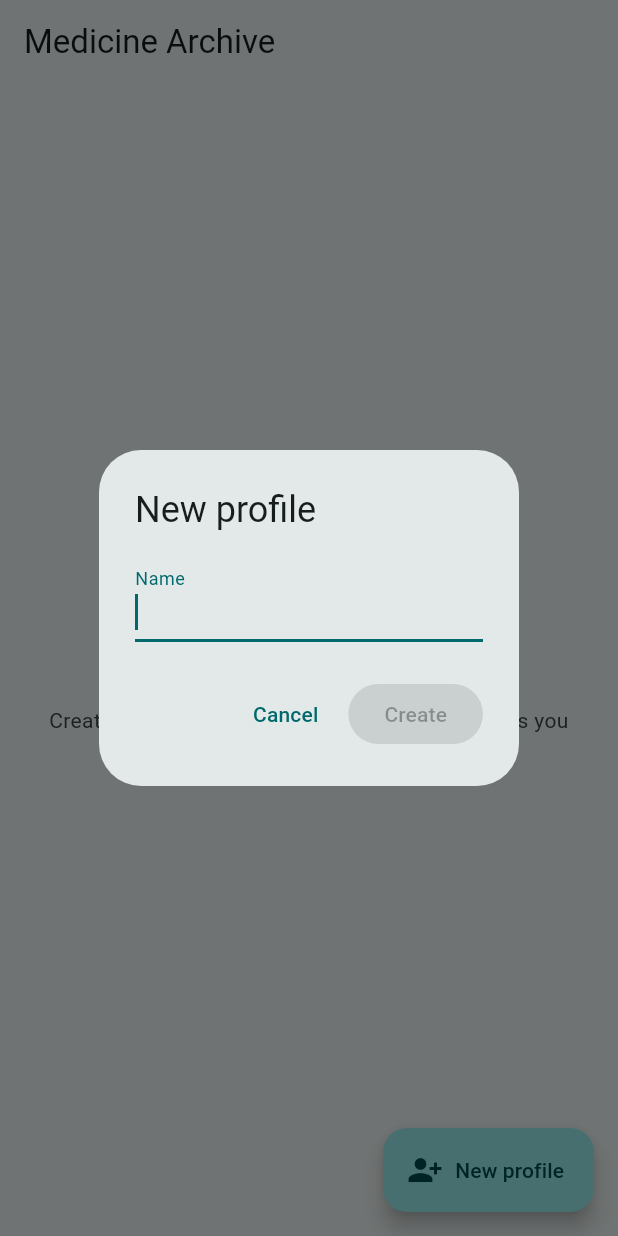
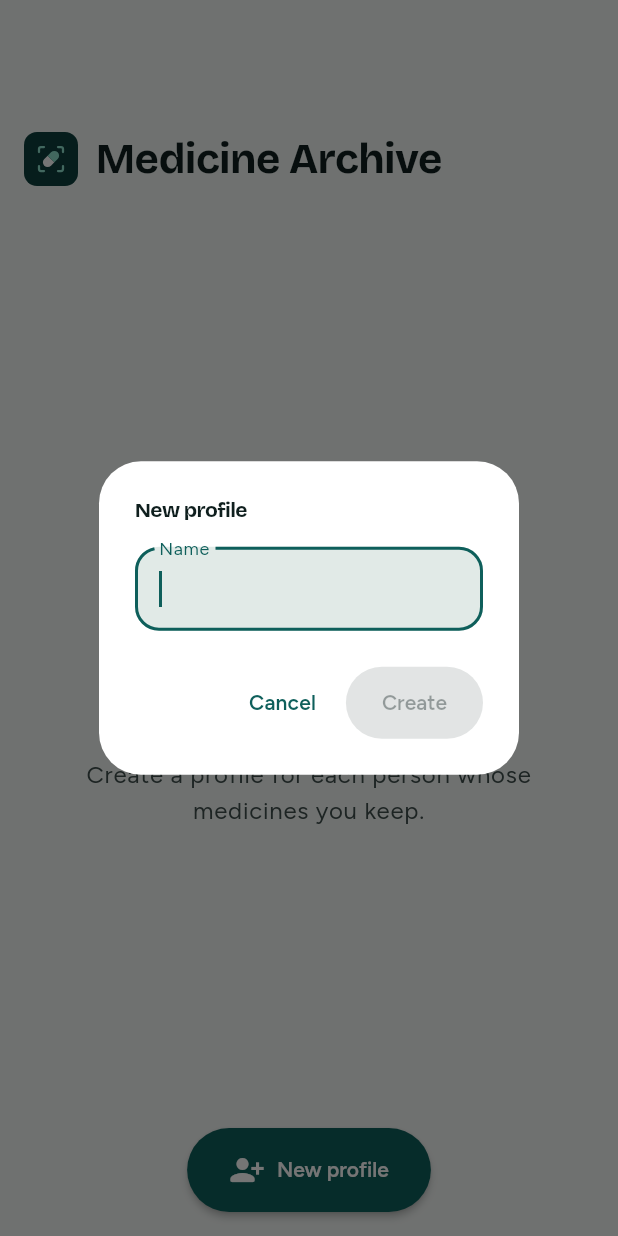
Before and after one commit to fprem/MyProjet, a Flutter app: the screen it shows after launch, after a tap on "New profile", on a phone screen of 412 x 824 dp. Run offline on Flutter 3.47's test engine with Material 3 defaults, Android fonts, the phone set to English and light mode, and no system bars; our stand-ins replace flutter_secure_storage, image_picker; missing offline and left inert: cryptography, google_mlkit_text_recognition.

Commit message:
Redesign the app around the new brand
- Deep teal and mint palette, Bricolage Grotesque headings, Figtree text
- Large collapsing headers with the logo, rounded cards, quantity pills,
  centred pill-shaped main button, filled fields, fade-forward page
  transitions
- Reading state shows a viewfinder with a sweeping scan line, which
  stands still when the system asks for less motion
- Contrast, tap-target and label checks still pass in light and dark

Co-Authored-By: Claude Opus 5.5 <noreply@anthropic.com>
Claude-Session: https://claude.ai/code/session_01QLrjet95xN4iKLTV11ACWQ

```diff
--- a/medicine_archive/lib/app.dart
+++ b/medicine_archive/lib/app.dart
@@ -2,6 +2,7 @@ import 'package:flutter/material.dart';
 
 import 'data/archive_repository.dart';
 import 'scan/photo_scanner.dart';
+import 'ui/brand.dart';
 import 'ui/profiles_screen.dart';
 
 /// Takes a photo and returns its file path, or null if the person cancelled.
@@ -21,16 +22,14 @@ class MedicineArchiveApp extends StatelessWidget {
   final TakePhoto takePhoto;
   final ThemeMode themeMode;
 
-  static const _seed = Color(0xFF00696B);
-
   @override
   Widget build(BuildContext context) {
     return MaterialApp(
       title: 'Medicine Archive',
       debugShowCheckedModeBanner: false,
       themeMode: themeMode,
-      theme: ThemeData(colorSchemeSeed: _seed, useMaterial3: true),
-      darkTheme: ThemeData(colorSchemeSeed: _seed, brightness: Brightness.dark, useMaterial3: true),
+      theme: Brand.lightTheme(),
+      darkTheme: Brand.darkTheme(),
       home: ProfilesScreen(repository: repository, scanner: scanner, takePhoto: takePhoto),
     );
   }
--- /dev/null
+++ b/medicine_archive/lib/ui/brand.dart
@@ -0,0 +1,312 @@
+import 'dart:math' as math;
+
+import 'package:flutter/material.dart';
+
+/// The app's look: deep teal and mint, Bricolage Grotesque for headings and
+/// Figtree for text. Everything visual comes from here.
+abstract final class Brand {
+  static const displayFont = 'Bricolage Grotesque';
+  static const textFont = 'Figtree';
+
+  static const ink = Color(0xFF0E3F3D);
+  static const mint = Color(0xFF8FE3CF);
+
+  static ThemeData lightTheme() => _theme(
+    ColorScheme.fromSeed(seedColor: const Color(0xFF0E6B66)).copyWith(
+      primary: const Color(0xFF0E5F5B),
+      onPrimary: Colors.white,
+      primaryContainer: const Color(0xFFCDF3E8),
+      onPrimaryContainer: const Color(0xFF00201D),
+      surface: const Color(0xFFF2F6F4),
+      onSurface: const Color(0xFF0F1F1E),
+      onSurfaceVariant: const Color(0xFF3F4F4D),
+      surfaceContainerLowest: Colors.white,
+      surfaceContainerHighest: const Color(0xFFE1EAE7),
+    ),
+  );
+
+  static ThemeData darkTheme() => _theme(
+    ColorScheme.fromSeed(seedColor: const Color(0xFF0E6B66), brightness: Brightness.dark).copyWith(
+      primary: mint,
+      onPrimary: const Color(0xFF00382F),
+      primaryContainer: const Color(0xFF16524C),
+      onPrimaryContainer: const Color(0xFFCDF3E8),
+      surface: const Color(0xFF0B1514),
+      onSurface: const Color(0xFFE2EEEB),
+      onSurfaceVariant: const Color(0xFFB4C7C3),
+      surfaceContainerLowest: const Color(0xFF14211F),
+      surfaceContainerHighest: const Color(0xFF243331),
+    ),
+  );
+
+  static ThemeData _theme(ColorScheme scheme) {
+    final base = ThemeData(colorScheme: scheme, useMaterial3: true);
+    final text = base.textTheme.apply(
+      fontFamily: textFont,
+      bodyColor: scheme.onSurface,
+      displayColor: scheme.onSurface,
+    );
+    TextStyle? display(TextStyle? s, FontWeight w) =>
+        s?.copyWith(fontFamily: displayFont, fontWeight: w, letterSpacing: -0.4);
+    final textTheme = text.copyWith(
+      displayLarge: display(text.displayLarge, FontWeight.w700),
+      displayMedium: display(text.displayMedium, FontWeight.w700),
+      displaySmall: display(text.displaySmall, FontWeight.w700),
+      headlineLarge: display(text.headlineLarge, FontWeight.w700),
+      headlineMedium: display(text.headlineMedium, FontWeight.w700),
+      headlineSmall: display(text.headlineSmall, FontWeight.w700),
+      titleLarge: display(text.titleLarge, FontWeight.w600),
+      titleMedium: text.titleMedium?.copyWith(fontWeight: FontWeight.w600),
+      labelLarge: text.labelLarge?.copyWith(fontWeight: FontWeight.w600),
+    );
+    final rounded16 = BorderRadius.circular(16);
+
+    return base.copyWith(
+      textTheme: textTheme,
+      scaffoldBackgroundColor: scheme.surface,
+      appBarTheme: AppBarTheme(
+        backgroundColor: scheme.surface,
+        foregroundColor: scheme.onSurface,
+        scrolledUnderElevation: 0,
+      ),
+      cardTheme: CardThemeData(
+        elevation: 0,
+        margin: EdgeInsets.zero,
+        color: scheme.surfaceContainerLowest,
+        clipBehavior: Clip.antiAlias,
+        shape: RoundedRectangleBorder(borderRadius: BorderRadius.circular(24)),
+      ),
+      listTileTheme: ListTileThemeData(
+        contentPadding: const EdgeInsets.symmetric(horizontal: 16, vertical: 8),
+        titleTextStyle: textTheme.titleMedium,
+        subtitleTextStyle: textTheme.bodyMedium?.copyWith(color: scheme.onSurfaceVariant),
+      ),
+      inputDecorationTheme: InputDecorationTheme(
+        filled: true,
+        fillColor: scheme.surfaceContainerHighest,
+        border: OutlineInputBorder(borderRadius: rounded16, borderSide: BorderSide.none),
+        enabledBorder: OutlineInputBorder(borderRadius: rounded16, borderSide: BorderSide.none),
+        focusedBorder: OutlineInputBorder(
+          borderRadius: rounded16,
+          borderSide: BorderSide(color: scheme.primary, width: 2),
+        ),
+      ),
+      filledButtonTheme: FilledButtonThemeData(
+        style: FilledButton.styleFrom(
+          minimumSize: const Size(64, 56),
+          shape: const StadiumBorder(),
+          textStyle: textTheme.titleMedium,
+        ),
+      ),
+      floatingActionButtonTheme: FloatingActionButtonThemeData(
+        backgroundColor: scheme.primary,
+        foregroundColor: scheme.onPrimary,
+        shape: const StadiumBorder(),
+        elevation: 2,
+        extendedPadding: const EdgeInsets.symmetric(horizontal: 28),
+        extendedTextStyle: textTheme.titleMedium,
+      ),
+      dialogTheme: DialogThemeData(
+        backgroundColor: scheme.surfaceContainerLowest,
+        shape: RoundedRectangleBorder(borderRadius: BorderRadius.circular(28)),
+        titleTextStyle: textTheme.headlineSmall,
+      ),
+      snackBarTheme: SnackBarThemeData(
+        behavior: SnackBarBehavior.floating,
+        shape: RoundedRectangleBorder(borderRadius: rounded16),
+      ),
+      pageTransitionsTheme: const PageTransitionsTheme(
+        builders: {TargetPlatform.android: FadeForwardsPageTransitionsBuilder()},
+      ),
+    );
+  }
+}
+
+/// The logo: a capsule inside a camera viewfinder. Decorative, so hidden
+/// from screen readers.
+class LogoMark extends StatelessWidget {
+  const LogoMark({super.key, this.size = 40, this.withTile = true});
+
+  final double size;
+
+  /// Draw the dark rounded tile behind the mark, as on the launcher icon.
+  final bool withTile;
+
+  @override
+  Widget build(BuildContext context) => ExcludeSemantics(
+    child: CustomPaint(size: Size.square(size), painter: _LogoPainter(withTile)),
+  );
+}
+
+class _LogoPainter extends CustomPainter {
+  _LogoPainter(this.withTile);
+  final bool withTile;
+
+  @override
+  void paint(Canvas canvas, Size size) {
+    // Drawn on the same 108-unit grid as design/logo/logo.svg.
+    canvas.scale(size.width / 108);
+    if (withTile) {
+      canvas.drawRRect(
+        RRect.fromRectAndRadius(const Rect.fromLTWH(0, 0, 108, 108), const Radius.circular(26)),
+        Paint()..color = Brand.ink,
+      );
+    }
+    drawViewfinder(canvas, const Rect.fromLTRB(30, 30, 78, 78), Brand.mint, 4.5, 10);
+
+    canvas.save();
+    canvas.translate(54, 54);
+    canvas.rotate(-math.pi / 4);
+    final left = RRect.fromLTRBAndCorners(
+      -19,
+      -9.5,
+      0,
+      9.5,
+      topLeft: const Radius.circular(9.5),
+      bottomLeft: const Radius.circular(9.5),
+    );
+    final right = RRect.fromLTRBAndCorners(
+      0,
+      -9.5,
+      19,
+      9.5,
+      topRight: const Radius.circular(9.5),
+      bottomRight: const Radius.circular(9.5),
+    );
+    canvas.drawRRect(left, Paint()..color = Colors.white);
+    canvas.drawRRect(right, Paint()..color = Brand.mint);
+    canvas.restore();
+  }
+
+  @override
+  bool shouldRepaint(_LogoPainter old) => old.withTile != withTile;
+}
+
+/// Draws the four rounded corners of a camera viewfinder.
+void drawViewfinder(Canvas canvas, Rect r, Color color, double stroke, double arm) {
+  final paint = Paint()
+    ..color = color
+    ..style = PaintingStyle.stroke
+    ..strokeWidth = stroke
+    ..strokeCap = StrokeCap.round
+    ..strokeJoin = StrokeJoin.round;
+  const k = 4.0;
+  final path = Path()
+    ..moveTo(r.left, r.top + arm)
+    ..lineTo(r.left, r.top + k)
+    ..quadraticBezierTo(r.left, r.top, r.left + k, r.top)
+    ..lineTo(r.left + arm, r.top)
+    ..moveTo(r.right - arm, r.top)
+    ..lineTo(r.right - k, r.top)
+    ..quadraticBezierTo(r.right, r.top, r.right, r.top + k)
+    ..lineTo(r.right, r.top + arm)
+    ..moveTo(r.right, r.bottom - arm)
+    ..lineTo(r.right, r.bottom - k)
+    ..quadraticBezierTo(r.right, r.bottom, r.right - k, r.bottom)
+    ..lineTo(r.right - arm, r.bottom)
+    ..moveTo(r.left + arm, r.bottom)
+    ..lineTo(r.left + k, r.bottom)
+    ..quadraticBezierTo(r.left, r.bottom, r.left, r.bottom - k)
+    ..lineTo(r.left, r.bottom - arm);
+  canvas.drawPath(path, paint);
+}
+
+/// A medicine's quantity, as a rounded pill ("20 compresse").
+class QuantityPill extends StatelessWidget {
+  const QuantityPill(this.label, {super.key});
+  final String label;
+
+  @override
+  Widget build(BuildContext context) {
+    final scheme = Theme.of(context).colorScheme;
+    return Container(
+      padding: const EdgeInsets.symmetric(horizontal: 10, vertical: 4),
+      decoration: ShapeDecoration(color: scheme.primaryContainer, shape: const StadiumBorder()),
+      child: Text(
+        label,
+        style: Theme.of(context).textTheme.labelLarge?.copyWith(color: scheme.onPrimaryContainer),
+      ),
+    );
+  }
+}
+
+/// A viewfinder with a line sweeping over it while the label is read. The
+/// line stands still when the system asks for less motion.
+class ScanFrame extends StatefulWidget {
+  const ScanFrame({super.key});
+
+  @override
+  State<ScanFrame> createState() => _ScanFrameState();
+}
+
+class _ScanFrameState extends State<ScanFrame> with SingleTickerProviderStateMixin {
+  late final _sweep = AnimationController(
+    vsync: this,
+    duration: const Duration(milliseconds: 1400),
+  );
+
+  @override
+  void didChangeDependencies() {
+    super.didChangeDependencies();
+    if (MediaQuery.maybeDisableAnimationsOf(context) ?? false) {
+      _sweep
+        ..stop()
+        ..value = 0.5;
+    } else if (!_sweep.isAnimating) {
+      _sweep.repeat(reverse: true);
+    }
+  }
+
+  @override
+  void dispose() {
+    _sweep.dispose();
+    super.dispose();
+  }
+
+  @override
+  Widget build(BuildContext context) {
+    final scheme = Theme.of(context).colorScheme;
+    return ExcludeSemantics(
+      child: AnimatedBuilder(
+        animation: _sweep,
+        builder: (context, _) => CustomPaint(
+          size: const Size(220, 150),
+          painter: _ScanPainter(
+            Curves.easeInOut.transform(_sweep.value),
+            frame: scheme.primary,
+            box: scheme.primaryContainer,
+          ),
+        ),
+      ),
+    );
+  }
+}
+
+class _ScanPainter extends CustomPainter {
+  _ScanPainter(this.t, {required this.frame, required this.box});
+  final double t;
+  final Color frame;
+  final Color box;
+
+  @override
+  void paint(Canvas canvas, Size size) {
+    final outer = Offset.zero & size;
+    final inner = outer.deflate(22);
+    canvas.drawRRect(
+      RRect.fromRectAndRadius(inner, const Radius.circular(10)),
+      Paint()..color = box,
+    );
+    drawViewfinder(canvas, outer.deflate(4), frame, 4, 26);
+    final y = inner.top + inner.height * t;
+    canvas.drawRRect(
+      RRect.fromRectAndRadius(
+        Rect.fromLTRB(inner.left - 8, y - 1.5, inner.right + 8, y + 1.5),
+        const Radius.circular(2),
+      ),
+      Paint()..color = frame,
+    );
+  }
+
+  @override
+  bool shouldRepaint(_ScanPainter old) => old.t != t || old.frame != frame || old.box != box;
+}
--- a/medicine_archive/lib/ui/empty_state.dart
+++ b/medicine_archive/lib/ui/empty_state.dart
@@ -1,9 +1,10 @@
 import 'package:flutter/material.dart';
 
+import 'brand.dart';
+
 class EmptyState extends StatelessWidget {
-  const EmptyState({super.key, required this.icon, required this.title, required this.message});
+  const EmptyState({super.key, required this.title, required this.message});
 
-  final IconData icon;
   final String title;
   final String message;
 
@@ -12,20 +13,25 @@ class EmptyState extends StatelessWidget {
     final theme = Theme.of(context);
     return Center(
       child: Padding(
-        padding: const EdgeInsets.all(24),
+        padding: const EdgeInsets.fromLTRB(32, 24, 32, 120),
         child: Column(
           mainAxisSize: MainAxisSize.min,
           children: [
-            ExcludeSemantics(child: Icon(icon, size: 48, color: theme.colorScheme.primary)),
-            const SizedBox(height: 16),
-            Text(title, style: theme.textTheme.titleLarge),
+            Container(
+              padding: const EdgeInsets.all(20),
+              decoration: BoxDecoration(
+                color: theme.colorScheme.primaryContainer,
+                shape: BoxShape.circle,
+              ),
+              child: const LogoMark(size: 72),
+            ),
+            const SizedBox(height: 24),
+            Text(title, style: theme.textTheme.headlineSmall, textAlign: TextAlign.center),
             const SizedBox(height: 8),
             Text(
               message,
               textAlign: TextAlign.center,
-              style: theme.textTheme.bodyMedium?.copyWith(
-                color: theme.colorScheme.onSurfaceVariant,
-              ),
+              style: theme.textTheme.bodyLarge?.copyWith(color: theme.colorScheme.onSurfaceVariant),
             ),
           ],
         ),
@@ -43,7 +49,11 @@ Future<bool> confirmDelete(BuildContext context, String question) async {
       content: const Text("This can't be undone."),
       actions: [
         TextButton(onPressed: () => Navigator.pop(context, false), child: const Text('Cancel')),
-        FilledButton(onPressed: () => Navigator.pop(context, true), child: const Text('Delete')),
+        FilledButton(
+          style: FilledButton.styleFrom(minimumSize: const Size(64, 48)),
+          onPressed: () => Navigator.pop(context, true),
+          child: const Text('Delete'),
+        ),
       ],
     ),
   );
--- a/medicine_archive/lib/ui/profiles_screen.dart
+++ b/medicine_archive/lib/ui/profiles_screen.dart
@@ -3,6 +3,7 @@ import 'package:flutter/material.dart';
 import '../app.dart';
 import '../data/archive_repository.dart';
 import '../scan/photo_scanner.dart';
+import 'brand.dart';
 import 'empty_state.dart';
 import 'profile_screen.dart';
 
@@ -26,55 +27,120 @@ class ProfilesScreen extends StatelessWidget {
     if (name != null) await repository.createProfile(name);
   }
 
+  void _open(BuildContext context, Profile profile) => Navigator.push(
+    context,
+    MaterialPageRoute(
+      builder: (_) => ProfileScreen(
+        repository: repository,
+        profile: profile,
+        scanner: scanner,
+        takePhoto: takePhoto,
+      ),
+    ),
+  );
+
   @override
   Widget build(BuildContext context) {
+    final theme = Theme.of(context);
     return Scaffold(
-      appBar: AppBar(title: const Text('Medicine Archive')),
+      floatingActionButtonLocation: FloatingActionButtonLocation.centerFloat,
       floatingActionButton: FloatingActionButton.extended(
         heroTag: null,
         onPressed: () => _createProfile(context),
-        icon: const Icon(Icons.person_add_alt_1),
+        icon: const Icon(Icons.person_add_alt_1_rounded),
         label: const Text('New profile'),
       ),
       body: ListenableBuilder(
         listenable: repository,
         builder: (context, _) {
           final profiles = repository.profiles;
-          if (profiles.isEmpty) {
-            return const EmptyState(
-              icon: Icons.people_outline,
-              title: 'No profiles yet',
-              message: 'Create a profile for each person whose medicines you keep.',
-            );
-          }
-          return ListView.builder(
-            padding: const EdgeInsets.only(bottom: 88),
-            itemCount: profiles.length,
-            itemBuilder: (context, i) {
-              final profile = profiles[i];
-              final count = repository.medicinesOf(profile.id).length;
-              return ListTile(
-                leading: ExcludeSemantics(
-                  child: CircleAvatar(child: Text(profile.name.characters.first.toUpperCase())),
+          return CustomScrollView(
+            slivers: [
+              SliverAppBar.large(
+                title: const Row(
+                  spacing: 12,
+                  children: [LogoMark(size: 36), Text('Medicine Archive')],
                 ),
-                title: Text(profile.name),
-                subtitle: Text(count == 1 ? '1 medicine' : '$count medicines'),
-                trailing: const Icon(Icons.chevron_right),
-                onTap: () => Navigator.push(
-                  context,
-                  MaterialPageRoute(
-                    builder: (_) => ProfileScreen(
-                      repository: repository,
-                      profile: profile,
-                      scanner: scanner,
-                      takePhoto: takePhoto,
+              ),
+              if (profiles.isEmpty)
+                const SliverFillRemaining(
+                  hasScrollBody: false,
+                  child: EmptyState(
+                    title: 'No profiles yet',
+                    message: 'Create a profile for each person whose medicines you keep.',
+                  ),
+                )
+              else ...[
+                SliverPadding(
+                  padding: const EdgeInsets.fromLTRB(20, 0, 20, 12),
+                  sliver: SliverToBoxAdapter(
+                    child: Text(
+                      'Profiles',
+                      style: theme.textTheme.titleSmall?.copyWith(
+                        color: theme.colorScheme.onSurfaceVariant,
+                        letterSpacing: 0.4,
+                      ),
                     ),
                   ),
                 ),
-              );
-            },
+                SliverPadding(
+                  padding: const EdgeInsets.fromLTRB(16, 0, 16, 112),
+                  sliver: SliverList.separated(
+                    itemCount: profiles.length,
+                    separatorBuilder: (_, _) => const SizedBox(height: 10),
+                    itemBuilder: (context, i) {
+                      final profile = profiles[i];
+                      final count = repository.medicinesOf(profile.id).length;
+                      return _ProfileCard(
+                        profile: profile,
+                        count: count,
+                        onTap: () => _open(context, profile),
+                      );
+                    },
+                  ),
+                ),
+              ],
+            ],
           );
         },
+      ),
+    );
+  }
+}
+
+class _ProfileCard extends StatelessWidget {
+  const _ProfileCard({required this.profile, required this.count, required this.onTap});
+
+  final Profile profile;
+  final int count;
+  final VoidCallback onTap;
+
+  @override
+  Widget build(BuildContext context) {
+    final theme = Theme.of(context);
+    final scheme = theme.colorScheme;
+    return Card(
+      child: ListTile(
+        minTileHeight: 80,
+        onTap: onTap,
+        leading: ExcludeSemantics(
+          child: Container(
+            width: 52,
+            height: 52,
+            alignment: Alignment.center,
+            decoration: BoxDecoration(
+              color: scheme.primaryContainer,
+              borderRadius: BorderRadius.circular(16),
+            ),
+            child: Text(
+              profile.name.characters.first.toUpperCase(),
+              style: theme.textTheme.titleLarge?.copyWith(color: scheme.onPrimaryContainer),
+            ),
+          ),
+        ),
+        title: Text(profile.name, style: theme.textTheme.titleLarge),
+        subtitle: Text(count == 1 ? '1 medicine' : '$count medicines'),
+        trailing: Icon(Icons.arrow_forward_rounded, color: scheme.onSurfaceVariant),
       ),
     );
   }
@@ -115,6 +181,7 @@ class _NewProfileDialogState extends State<_NewProfileDialog> {
       actions: [
         TextButton(onPressed: () => Navigator.pop(context), child: const Text('Cancel')),
         FilledButton(
+          style: FilledButton.styleFrom(minimumSize: const Size(64, 48)),
           onPressed: _name.text.trim().isEmpty ? null : _submit,
           child: const Text('Create'),
         ),
```
Also changed, not shown: medicine_archive/lib/ui/medicine_form_screen.dart (+31 -12 lines), medicine_archive/lib/ui/profile_screen.dart (+120 -43 lines), medicine_archive/pubspec.yaml (+17 -0 lines), medicine_archive/design/redesign-dark.png (added), medicine_archive/design/redesign-light.png (added), 1 other file.
